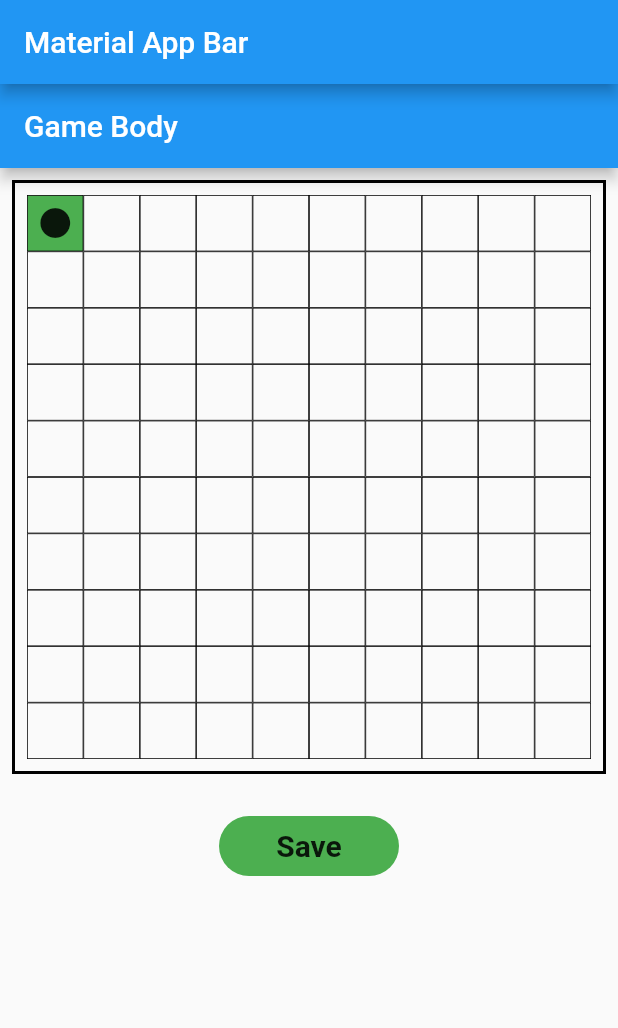
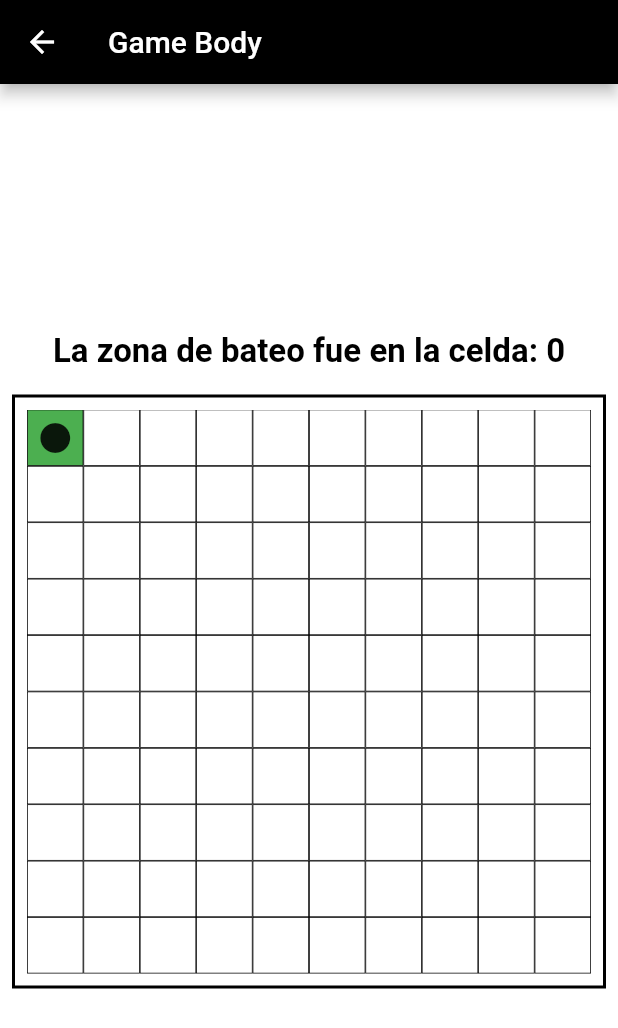
Before and after one commit to JosueChorro/Test-Grid, a Flutter app: the screen it shows after launch, after a tap on "Save", on a phone screen of 412 x 824 dp. Shown: the top 1028 px of the screen. Run offline on Flutter 3.47's test engine with Material 2 defaults, Android fonts, the phone set to English and light mode, and no system bars.

```diff
--- a/lib/gridscreen.dart
+++ b/lib/gridscreen.dart
@@ -1,4 +1,6 @@
 import 'package:flutter/material.dart';
+import 'package:test_grid/receptor.dart';
+
 
 class TestGrid extends StatefulWidget {
   TestGrid({Key? key}) : super(key: key);
@@ -74,9 +76,12 @@ Widget _buildGameBody() {
 
   @override
   Widget build(BuildContext context) {
+    int indexer = optionSelect;
     return Scaffold(
       appBar: AppBar(title: Text("Game Body")),
       body: Column(
+        mainAxisAlignment: MainAxisAlignment.center,
+        crossAxisAlignment: CrossAxisAlignment.center,
     children: <Widget>[
     AspectRatio(
       aspectRatio: 1.0,
@@ -97,18 +102,21 @@ Widget _buildGameBody() {
     ),
     InkWell(
       onTap: (){
-        print("Guardar");
+        print("Guardar posicion #$indexer");
+        Navigator.of(context).push(MaterialPageRoute(builder: (BuildContext context){
+          return Receptor(indexer);
+        }));
       },
       child: Container(
         decoration: BoxDecoration(
-          color: Colors.green,
+          color: const Color(0xFF024404),
           borderRadius: BorderRadius.circular(20)
         ),
         margin: const EdgeInsets.only(top: 20),
-        height: 40, width: 120,
+        height: 50, width: 150,
         child: const Center(
           child: Text("Save", style: TextStyle(
-          fontWeight: FontWeight.bold, fontSize: 20
+          fontWeight: FontWeight.bold, fontSize: 20, color: Colors.white
         ),)),
       ),
     )
--- a/lib/main.dart
+++ b/lib/main.dart
@@ -9,9 +9,6 @@ class MyApp extends StatelessWidget {
     return MaterialApp(
       title: 'Material App',
       home: Scaffold(
-        appBar: AppBar(
-          title: Text('Material App Bar'),
-        ),
         body: TestGrid(),
         //_buildGameBody(),
       ),
--- /dev/null
+++ b/lib/receptor.dart
@@ -0,0 +1,69 @@
+import 'package:flutter/material.dart';
+
+class Receptor extends StatefulWidget {
+
+  final int indexer;
+
+  Receptor(this.indexer);
+
+  @override
+  State<Receptor> createState() => _ReceptorState();
+}
+
+class _ReceptorState extends State<Receptor> {
+
+Color color = Colors.grey;
+
+
+   Widget _buildGridItems(BuildContext context, int index) {
+  /*int gridStateLength = gridState.length;
+  int x, y = 0;
+  x = (index / gridStateLength).floor();
+  y = (index % gridStateLength);*/
+  return Container(
+    decoration: BoxDecoration(
+      color: widget.indexer == index? Colors.green : Colors.transparent,
+      border: Border.all(color: Colors.black, width: 0.5)
+    ),
+    child: widget.indexer == index? Icon(Icons.circle) : Text("")
+  );
+}
+
+  //const Receptor({Key? key}) : super(key: key);
+  @override
+  Widget build(BuildContext context) {
+    return Scaffold(
+      backgroundColor: Colors.white,
+appBar: AppBar(title: const Text("Game Body"), backgroundColor: Colors.black,),
+      body: Column(
+        mainAxisAlignment: MainAxisAlignment.center,
+        crossAxisAlignment: CrossAxisAlignment.center,
+    children: <Widget>[
+      Padding(
+        padding: const EdgeInsets.all(8.0),
+        child: Text('La zona de bateo fue en la celda:'+ " " +widget.indexer.toString(), style: const TextStyle(
+          color: Colors.black, fontSize: 22, fontWeight: FontWeight.bold
+        ),),
+      ),
+    AspectRatio(
+      aspectRatio: 1.0,
+      child: Container(
+        padding: const EdgeInsets.all(8.0),
+        margin: const EdgeInsets.all(8.0),
+        decoration: BoxDecoration(
+          border: Border.all(color: Colors.black, width: 2.0)
+        ),
+        child: GridView.builder(
+          gridDelegate: SliverGridDelegateWithFixedCrossAxisCount(
+            crossAxisCount: 10,
+          ),
+          itemBuilder: _buildGridItems,
+          itemCount: 10 * 10,
+        ),
+      ),
+    ),
+
+  ]),
+    );
+  }
+}
```
